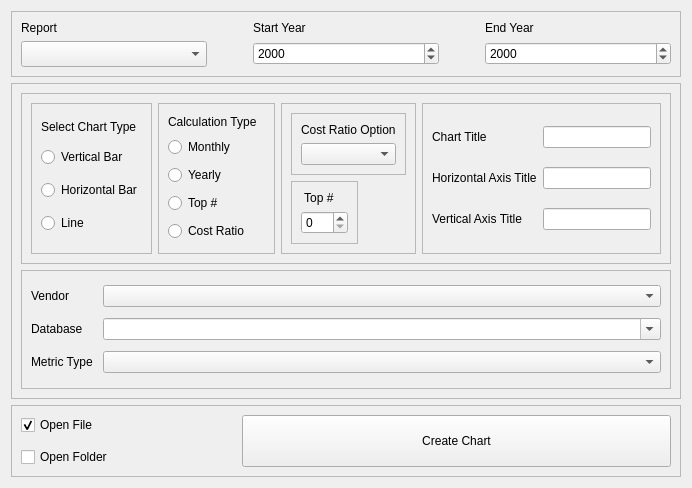
Qt form ui/VisualTab.ui (CS-4820-Library-Project/COUNTER-5-Report-Tool-2020-5.0) before a commit.
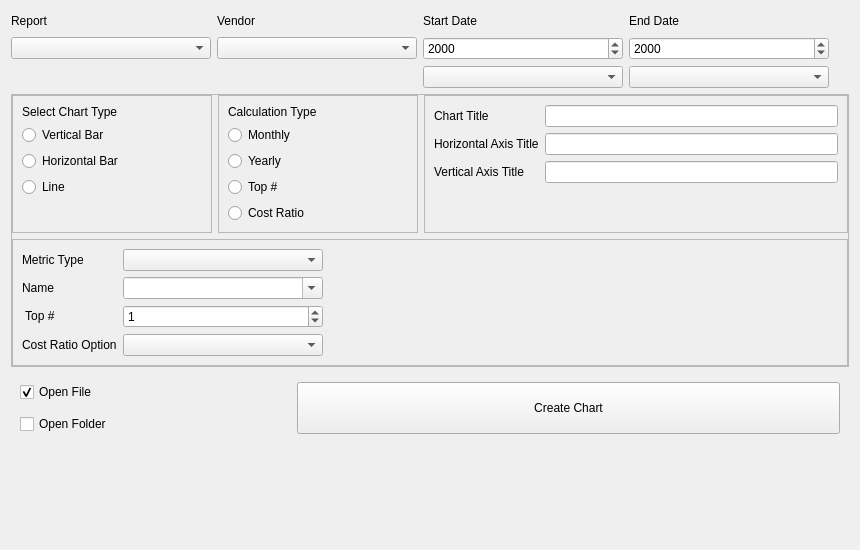
The same form after that commit. Icons and pictures are not drawn.

Commit message: reworking visual

What changed in the file:
```diff
--- a/ui/VisualTab.ui
+++ b/ui/VisualTab.ui
@@ -6,8 +6,8 @@
    <rect>
     <x>0</x>
     <y>0</y>
-    <width>692</width>
-    <height>488</height>
+    <width>860</width>
+    <height>550</height>
    </rect>
   </property>
   <property name="windowTitle">
@@ -26,31 +26,81 @@
        <verstretch>0</verstretch>
       </sizepolicy>
      </property>
-     <property name="frameShape">
-      <enum>QFrame::StyledPanel</enum>
-     </property>
-     <property name="frameShadow">
-      <enum>QFrame::Raised</enum>
-     </property>
      <layout class="QGridLayout" name="gridLayout_6">
-      <item row="0" column="0">
-       <widget class="QLabel" name="search_report_parameter_label_2">
-        <property name="text">
-         <string>Report</string>
-        </property>
-       </widget>
+      <property name="leftMargin">
+       <number>0</number>
+      </property>
+      <property name="topMargin">
+       <number>0</number>
+      </property>
+      <property name="rightMargin">
+       <number>0</number>
+      </property>
+      <property name="bottomMargin">
+       <number>0</number>
+      </property>
+      <item row="3" column="0">
+       <widget class="QComboBox" name="report_combo_box"/>
       </item>
       <item row="0" column="4">
+       <spacer name="horizontalSpacer">
+        <property name="orientation">
+         <enum>Qt::Horizontal</enum>
+        </property>
+        <property name="sizeHint" stdset="0">
+         <size>
+          <width>40</width>
+          <height>20</height>
+         </size>
+        </property>
+       </spacer>
+      </item>
+      <item row="0" column="1">
+       <widget class="QLabel" name="visual_vendor_parameter_label">
+        <property name="minimumSize">
+         <size>
+          <width>200</width>
+          <height>0</height>
+         </size>
+        </property>
+        <property name="text">
+         <string>Vendor</string>
+        </property>
+       </widget>
+      </item>
+      <item row="3" column="1">
+       <widget class="QComboBox" name="vendor_combo_box">
+        <property name="sizePolicy">
+         <sizepolicy hsizetype="Expanding" vsizetype="Fixed">
+          <horstretch>0</horstretch>
+          <verstretch>0</verstretch>
+         </sizepolicy>
+        </property>
+       </widget>
+      </item>
+      <item row="0" column="3">
        <widget class="QLabel" name="search_end_year_parameter_label_2">
+        <property name="minimumSize">
+         <size>
+          <width>200</width>
+          <height>0</height>
+         </size>
+        </property>
         <property name="text">
-         <string>End Year</string>
+         <string>End Date</string>
         </property>
        </widget>
       </item>
-      <item row="1" column="2" rowspan="2">
-       <widget class="QDateEdit" name="search_start_year_parameter_dateedit_2">
-        <property name="displayFormat">
-         <string>yyyy</string>
+      <item row="0" column="0">
+       <widget class="QLabel" name="search_report_parameter_label_2">
+        <property name="minimumSize">
+         <size>
+          <width>200</width>
+          <height>0</height>
+         </size>
+        </property>
+        <property name="text">
+         <string>Report</string>
         </property>
        </widget>
       </item>
@@ -62,23 +112,26 @@
           <verstretch>0</verstretch>
          </sizepolicy>
         </property>
+        <property name="minimumSize">
+         <size>
+          <width>200</width>
+          <height>0</height>
+         </size>
+        </property>
         <property name="text">
-         <string>Start Year</string>
+         <string>Start Date</string>
         </property>
        </widget>
       </item>
-      <item row="1" column="0" rowspan="2">
-       <widget class="QComboBox" name="search_report_parameter_combobox_2">
-        <property name="sizePolicy">
-         <sizepolicy hsizetype="Preferred" vsizetype="Preferred">
-          <horstretch>0</horstretch>
-          <verstretch>0</verstretch>
-         </sizepolicy>
+      <item row="3" column="2">
+       <widget class="QDateEdit" name="start_year_date_edit">
+        <property name="displayFormat">
+         <string>yyyy</string>
         </property>
        </widget>
       </item>
-      <item row="1" column="4" rowspan="2">
-       <widget class="QDateEdit" name="search_end_year_parameter_dateedit_2">
+      <item row="3" column="3">
+       <widget class="QDateEdit" name="end_year_date_edit">
         <property name="currentSection">
          <enum>QDateTimeEdit::YearSection</enum>
         </property>
@@ -87,37 +140,11 @@
         </property>
        </widget>
       </item>
-      <item row="1" column="1">
-       <spacer name="horizontalSpacer">
-        <property name="orientation">
-         <enum>Qt::Horizontal</enum>
-        </property>
-        <property name="sizeType">
-         <enum>QSizePolicy::Fixed</enum>
-        </property>
-        <property name="sizeHint" stdset="0">
-         <size>
-          <width>40</width>
-          <height>20</height>
-         </size>
-        </property>
-       </spacer>
+      <item row="4" column="2">
+       <widget class="QComboBox" name="start_month_combo_box"/>
       </item>
-      <item row="1" column="3">
-       <spacer name="horizontalSpacer_2">
-        <property name="orientation">
-         <enum>Qt::Horizontal</enum>
-        </property>
-        <property name="sizeType">
-         <enum>QSizePolicy::Fixed</enum>
-        </property>
-        <property name="sizeHint" stdset="0">
-         <size>
-          <width>40</width>
-          <height>20</height>
-         </size>
-        </property>
-       </spacer>
+      <item row="4" column="3">
+       <widget class="QComboBox" name="end_month_combo_box"/>
       </item>
      </layout>
     </widget>
@@ -133,10 +160,19 @@
      <property name="frameShape">
       <enum>QFrame::StyledPanel</enum>
      </property>
-     <property name="frameShadow">
-      <enum>QFrame::Raised</enum>
-     </property>
      <layout class="QVBoxLayout" name="verticalLayout_2">
+      <property name="leftMargin">
+       <number>0</number>
+      </property>
+      <property name="topMargin">
+       <number>0</number>
+      </property>
+      <property name="rightMargin">
+       <number>0</number>
+      </property>
+      <property name="bottomMargin">
+       <number>0</number>
+      </property>
       <item>
        <widget class="QFrame" name="frame">
         <property name="sizePolicy">
@@ -145,23 +181,29 @@
           <verstretch>0</verstretch>
          </sizepolicy>
         </property>
-        <property name="frameShape">
-         <enum>QFrame::StyledPanel</enum>
-        </property>
-        <property name="frameShadow">
-         <enum>QFrame::Raised</enum>
-        </property>
         <layout class="QHBoxLayout" name="horizontalLayout">
+         <property name="leftMargin">
+          <number>0</number>
+         </property>
+         <property name="topMargin">
+          <number>0</number>
+         </property>
+         <property name="rightMargin">
+          <number>0</number>
+         </property>
+         <property name="bottomMargin">
+          <number>0</number>
+         </property>
          <item>
           <widget class="QFrame" name="frame_18">
            <property name="enabled">
             <bool>true</bool>
            </property>
-           <property name="sizePolicy">
-            <sizepolicy hsizetype="Expanding" vsizetype="Preferred">
-             <horstretch>0</horstretch>
-             <verstretch>0</verstretch>
-            </sizepolicy>
+           <property name="minimumSize">
+            <size>
+             <width>200</width>
+             <height>0</height>
+            </size>
            </property>
            <property name="frameShape">
             <enum>QFrame::StyledPanel</enum>
@@ -172,17 +214,6 @@
            <layout class="QVBoxLayout" name="verticalLayout_28">
             <item>
              <widget class="QLabel" name="label_45">
-              <property name="sizePolicy">
-               <sizepolicy hsizetype="Preferred" vsizetype="Fixed">
-                <horstretch>0</horstretch>
-                <verstretch>0</verstretch>
-               </sizepolicy>
-              </property>
-              <property name="font">
-               <font>
-                <family>Arial</family>
-               </font>
-              </property>
               <property name="text">
                <string>Select Chart Type</string>
               </property>
@@ -212,16 +243,29 @@
               </property>
              </widget>
             </item>
+            <item>
+             <spacer name="verticalSpacer_2">
+              <property name="orientation">
+               <enum>Qt::Vertical</enum>
+              </property>
+              <property name="sizeHint" stdset="0">
+               <size>
+                <width>0</width>
+                <height>0</height>
+               </size>
+              </property>
+             </spacer>
+            </item>
            </layout>
           </widget>
          </item>
          <item>
           <widget class="QFrame" name="frame_options">
-           <property name="sizePolicy">
-            <sizepolicy hsizetype="Expanding" vsizetype="Preferred">
-             <horstretch>0</horstretch>
-             <verstretch>0</verstretch>
-            </sizepolicy>
+           <property name="minimumSize">
+            <size>
+             <width>200</width>
+             <height>0</height>
+            </size>
            </property>
            <property name="frameShape">
             <enum>QFrame::StyledPanel</enum>
@@ -238,11 +282,6 @@
                 <verstretch>0</verstretch>
                </sizepolicy>
               </property>
-              <property name="font">
-               <font>
-                <family>Arial</family>
-               </font>
-              </property>
               <property name="text">
                <string>Calculation Type</string>
               </property>
@@ -279,114 +318,18 @@
               </property>
              </widget>
             </item>
-           </layout>
-          </widget>
-         </item>
-         <item>
-          <widget class="QFrame" name="option_frame">
-           <property name="enabled">
-            <bool>true</bool>
-           </property>
-           <property name="sizePolicy">
-            <sizepolicy hsizetype="Expanding" vsizetype="Preferred">
-             <horstretch>0</horstretch>
-             <verstretch>0</verstretch>
-            </sizepolicy>
-           </property>
-           <property name="frameShape">
-            <enum>QFrame::StyledPanel</enum>
-           </property>
-           <property name="frameShadow">
-            <enum>QFrame::Raised</enum>
-           </property>
-           <layout class="QVBoxLayout" name="verticalLayout_6">
             <item>
-             <widget class="QFrame" name="edit_cost_ratio_frame">
-              <property name="sizePolicy">
-               <sizepolicy hsizetype="Fixed" vsizetype="Preferred">
-                <horstretch>0</horstretch>
-                <verstretch>0</verstretch>
-               </sizepolicy>
+             <spacer name="verticalSpacer_4">
+              <property name="orientation">
+               <enum>Qt::Vertical</enum>
               </property>
-              <property name="frameShape">
-               <enum>QFrame::StyledPanel</enum>
+              <property name="sizeHint" stdset="0">
+               <size>
+                <width>0</width>
+                <height>0</height>
+               </size>
               </property>
-              <property name="frameShadow">
-               <enum>QFrame::Raised</enum>
-              </property>
-              <layout class="QVBoxLayout" name="verticalLayout_4">
-               <item>
-                <widget class="QLabel" name="label_47">
-                 <property name="sizePolicy">
-                  <sizepolicy hsizetype="Preferred" vsizetype="Fixed">
-                   <horstretch>0</horstretch>
-                   <verstretch>0</verstretch>
-                  </sizepolicy>
-                 </property>
-                 <property name="font">
-                  <font>
-                   <family>Arial</family>
-                  </font>
-                 </property>
-                 <property name="text">
-                  <string>Cost Ratio Option</string>
-                 </property>
-                 <property name="textFormat">
-                  <enum>Qt::AutoText</enum>
-                 </property>
-                </widget>
-               </item>
-               <item>
-                <widget class="QComboBox" name="cost_ratio_option_combobox"/>
-               </item>
-              </layout>
-             </widget>
-            </item>
-            <item>
-             <widget class="QFrame" name="edit_top_num_frame">
-              <property name="sizePolicy">
-               <sizepolicy hsizetype="Fixed" vsizetype="Preferred">
-                <horstretch>0</horstretch>
-                <verstretch>0</verstretch>
-               </sizepolicy>
-              </property>
-              <property name="frameShape">
-               <enum>QFrame::StyledPanel</enum>
-              </property>
-              <property name="frameShadow">
-               <enum>QFrame::Raised</enum>
-              </property>
-              <layout class="QVBoxLayout" name="verticalLayout_5">
-               <item>
-                <widget class="QLabel" name="label_48">
-                 <property name="sizePolicy">
-                  <sizepolicy hsizetype="Preferred" vsizetype="Fixed">
-                   <horstretch>0</horstretch>
-                   <verstretch>0</verstretch>
-                  </sizepolicy>
-                 </property>
-                 <property name="font">
-                  <font>
-                   <family>Arial</family>
-                  </font>
-                 </property>
-                 <property name="text">
-                  <string> Top # </string>
-                 </property>
-                 <property name="textFormat">
-                  <enum>Qt::AutoText</enum>
-                 </property>
-                </widget>
-               </item>
-               <item>
-                <widget class="QSpinBox" name="top_num_spinbox">
-                 <property name="maximum">
-                  <number>999</number>
-                 </property>
-                </widget>
-               </item>
-              </layout>
-             </widget>
+             </spacer>
             </item>
            </layout>
           </widget>
@@ -406,30 +349,43 @@
             <enum>QFrame::Raised</enum>
            </property>
            <layout class="QGridLayout" name="gridLayout_14">
-            <item row="4" column="1" colspan="2">
-             <widget class="QLineEdit" name="vertical_axis_lineEdit"/>
+            <item row="2" column="2">
+             <widget class="QLineEdit" name="vertical_axis_line_edit"/>
             </item>
-            <item row="3" column="1" colspan="2">
-             <widget class="QLineEdit" name="horizontal_axis_lineEdit"/>
-            </item>
-            <item row="2" column="1" colspan="2">
-             <widget class="QLineEdit" name="chart_title_lineEdit"/>
-            </item>
-            <item row="4" column="0">
-             <widget class="QLabel" name="label_44">
-              <property name="text">
-               <string>Vertical Axis Title</string>
-              </property>
-             </widget>
-            </item>
-            <item row="3" column="0">
+            <item row="1" column="0">
              <widget class="QLabel" name="label_43">
               <property name="text">
                <string>Horizontal Axis Title</string>
               </property>
              </widget>
             </item>
+            <item row="3" column="0">
+             <spacer name="verticalSpacer_3">
+              <property name="orientation">
+               <enum>Qt::Vertical</enum>
+              </property>
+              <property name="sizeHint" stdset="0">
+               <size>
+                <width>0</width>
+                <height>0</height>
+               </size>
+              </property>
+             </spacer>
+            </item>
             <item row="2" column="0">
+             <widget class="QLabel" name="label_44">
+              <property name="text">
+               <string>Vertical Axis Title</string>
+              </property>
+             </widget>
+            </item>
+            <item row="1" column="2">
+             <widget class="QLineEdit" name="horizontal_axis_line_edit"/>
+            </item>
+            <item row="0" column="2">
+             <widget class="QLineEdit" name="chart_title_line_edit"/>
+            </item>
+            <item row="0" column="0">
              <widget class="QLabel" name="label_36">
               <property name="text">
                <string>Chart Title</string>
@@ -458,19 +414,74 @@
         </property>
         <layout class="QGridLayout" name="gridLayout">
          <item row="0" column="0">
-          <widget class="QLabel" name="visual_vendor_parameter_label">
+          <widget class="QLabel" name="metric_type_label">
            <property name="text">
-            <string>Vendor</string>
+            <string>Metric Type </string>
            </property>
           </widget>
          </item>
          <item row="0" column="1">
-          <widget class="QComboBox" name="visual_vendor_parameter_combobox">
+          <widget class="QComboBox" name="metric_type_combo_box">
+           <property name="minimumSize">
+            <size>
+             <width>200</width>
+             <height>0</height>
+            </size>
+           </property>
+          </widget>
+         </item>
+         <item row="2" column="0">
+          <widget class="QLabel" name="top_label">
            <property name="sizePolicy">
-            <sizepolicy hsizetype="Expanding" vsizetype="Fixed">
+            <sizepolicy hsizetype="Preferred" vsizetype="Fixed">
              <horstretch>0</horstretch>
              <verstretch>0</verstretch>
             </sizepolicy>
+           </property>
+           <property name="text">
+            <string> Top # </string>
+           </property>
+           <property name="textFormat">
+            <enum>Qt::AutoText</enum>
+           </property>
+          </widget>
+         </item>
+         <item row="3" column="1">
+          <widget class="QComboBox" name="cost_ratio_combo_box">
+           <property name="minimumSize">
+            <size>
+             <width>200</width>
+             <height>0</height>
+            </size>
+           </property>
+          </widget>
+         </item>
+         <item row="0" column="2">
+          <spacer name="horizontalSpacer_2">
+           <property name="orientation">
+            <enum>Qt::Horizontal</enum>
+           </property>
+           <property name="sizeHint" stdset="0">
+            <size>
+             <width>40</width>
+             <height>20</height>
+            </size>
+           </property>
+          </spacer>
+         </item>
+         <item row="3" column="0">
+          <widget class="QLabel" name="cost_ratio_label">
+           <property name="sizePolicy">
+            <sizepolicy hsizetype="Preferred" vsizetype="Fixed">
+             <horstretch>0</horstretch>
+             <verstretch>0</verstretch>
+            </sizepolicy>
+           </property>
+           <property name="text">
+            <string>Cost Ratio Option</string>
+           </property>
+           <property name="textFormat">
+            <enum>Qt::AutoText</enum>
            </property>
           </widget>
          </item>
@@ -480,7 +491,7 @@
             <bool>true</bool>
            </property>
            <property name="text">
-            <string>Database</string>
+            <string>Name</string>
            </property>
           </widget>
          </item>
@@ -489,20 +500,32 @@
            <property name="enabled">
             <bool>true</bool>
            </property>
+           <property name="minimumSize">
+            <size>
+             <width>200</width>
+             <height>0</height>
+            </size>
+           </property>
            <property name="editable">
             <bool>true</bool>
            </property>
           </widget>
          </item>
-         <item row="2" column="0">
-          <widget class="QLabel" name="visual_metric_parameter_label">
-           <property name="text">
-            <string>Metric Type </string>
-           </property>
-          </widget>
-         </item>
          <item row="2" column="1">
-          <widget class="QComboBox" name="metric_Type_comboBox"/>
+          <widget class="QSpinBox" name="top_spin_box">
+           <property name="minimumSize">
+            <size>
+             <width>200</width>
+             <height>0</height>
+            </size>
+           </property>
+           <property name="maximum">
+            <number>999</number>
+           </property>
+           <property name="value">
+            <number>1</number>
+           </property>
+          </widget>
          </item>
         </layout>
        </widget>
@@ -518,12 +541,6 @@
        <verstretch>0</verstretch>
       </sizepolicy>
      </property>
-     <property name="frameShape">
-      <enum>QFrame::StyledPanel</enum>
-     </property>
-     <property name="frameShadow">
-      <enum>QFrame::Raised</enum>
-     </property>
      <layout class="QGridLayout" name="gridLayout_12">
       <item row="2" column="0">
        <widget class="QCheckBox" name="open_folder_checkBox">
@@ -576,6 +593,19 @@
      </layout>
     </widget>
    </item>
+   <item>
+    <spacer name="verticalSpacer">
+     <property name="orientation">
+      <enum>Qt::Vertical</enum>
+     </property>
+     <property name="sizeHint" stdset="0">
+      <size>
+       <width>20</width>
+       <height>40</height>
+      </size>
+     </property>
+    </spacer>
+   </item>
   </layout>
  </widget>
  <resources>
```
Left out of the diff: 18 changed lines with no effect on the pictures. The commit also changes 4 other files.
